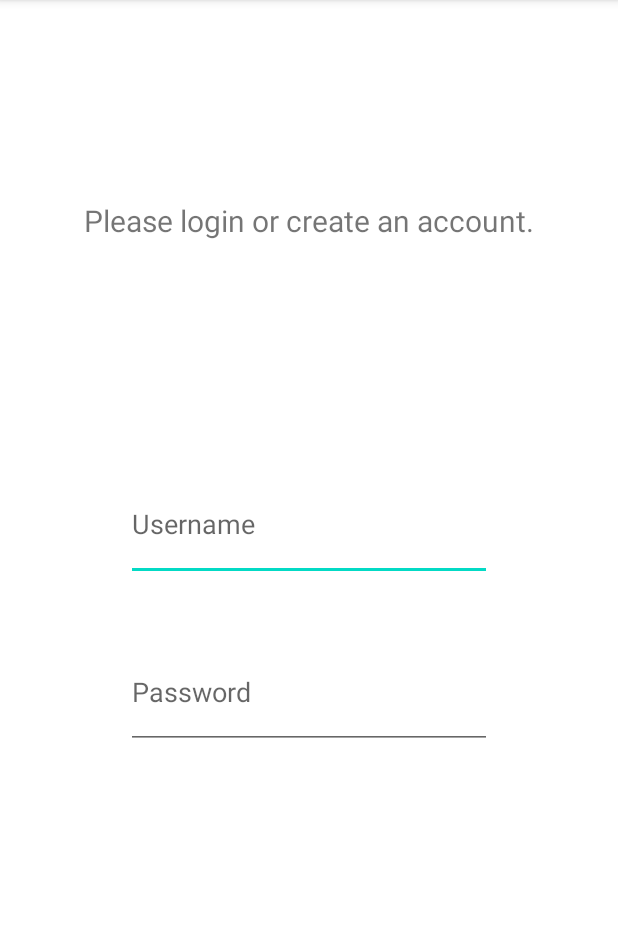
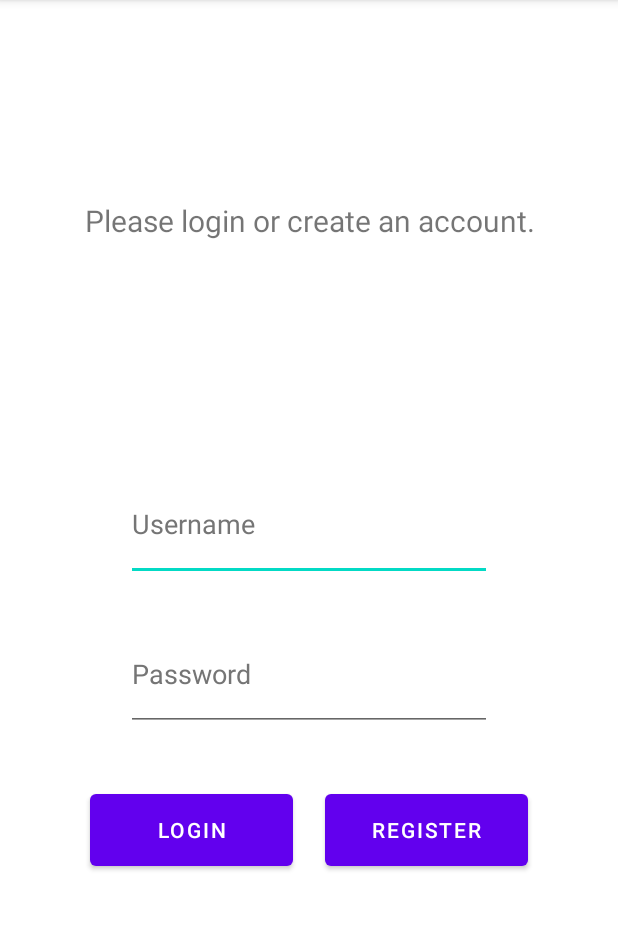
Before and after one commit to P-Burk/Inventory_Application, an Android app: the screen it shows after launch (MainActivity), on a phone screen of 412 x 824 dp, the part 84-1014 px from its top. Run offline under Robolectric (Android 15) with nearby library versions, the phone set to English and light mode, and no system bars.

Commit message:
configured buttons

```diff
--- a/app/src/main/res/layout/activity_main.xml
+++ b/app/src/main/res/layout/activity_main.xml
@@ -8,33 +8,33 @@
 
     <EditText
         android:id="@+id/editTextTextUserName"
-        android:hint="@string/userNameHint"
         android:layout_width="244dp"
         android:layout_height="75dp"
+        android:autofillHints="username"
         android:ems="10"
+        android:hint="@string/userNameHint"
+        android:inputType="textNoSuggestions"
+        android:textColorHint="#757575"
         app:layout_constraintBottom_toBottomOf="parent"
         app:layout_constraintEnd_toEndOf="parent"
         app:layout_constraintStart_toStartOf="parent"
         app:layout_constraintTop_toTopOf="parent"
-        app:layout_constraintVertical_bias="0.45"
-        android:autofillHints="username"
-        android:inputType="textNoSuggestions" />
+        app:layout_constraintVertical_bias="0.45" />
 
     <EditText
         android:id="@+id/editTextTextPassword"
-        android:hint="@string/passwordNameHint"
         android:layout_width="244dp"
         android:layout_height="75dp"
         android:autofillHints="password"
         android:ems="10"
+        android:hint="@string/passwordNameHint"
         android:inputType="textPassword"
+        android:textColorHint="#757575"
         app:layout_constraintBottom_toBottomOf="parent"
         app:layout_constraintEnd_toEndOf="parent"
         app:layout_constraintStart_toStartOf="parent"
         app:layout_constraintTop_toBottomOf="@id/editTextTextUserName"
-        app:layout_constraintVertical_bias="0.120000005" />
-
-
+        app:layout_constraintVertical_bias="0.07999998" />
 
     <TextView
         android:id="@+id/textView"
@@ -42,10 +42,39 @@
         android:layout_height="wrap_content"
         android:text="@string/loginRequestMsg"
         android:textSize="20sp"
+        android:gravity="center"
         app:layout_constraintBottom_toBottomOf="parent"
         app:layout_constraintEnd_toEndOf="parent"
         app:layout_constraintStart_toStartOf="parent"
         app:layout_constraintTop_toTopOf="parent"
         app:layout_constraintVertical_bias="0.18" />
 
+    <Button
+        android:id="@+id/loginButton"
+        android:layout_width="135dp"
+        android:layout_height="60dp"
+        android:layout_marginStart="54dp"
+        android:layout_marginTop="27dp"
+        android:layout_marginEnd="8dp"
+        android:layout_marginBottom="176dp"
+        android:text="@string/loginButtonTxt"
+        app:layout_constraintBottom_toBottomOf="parent"
+        app:layout_constraintEnd_toStartOf="@+id/registerButton"
+        app:layout_constraintStart_toStartOf="parent"
+        app:layout_constraintTop_toBottomOf="@+id/editTextTextPassword" />
+
+    <Button
+        android:id="@+id/registerButton"
+        android:layout_width="135dp"
+        android:layout_height="60dp"
+        android:layout_marginStart="8dp"
+        android:layout_marginTop="27dp"
+        android:layout_marginEnd="54dp"
+        android:layout_marginBottom="176dp"
+        android:text="@string/registerButtonTxt"
+        app:layout_constraintBottom_toBottomOf="parent"
+        app:layout_constraintEnd_toEndOf="parent"
+        app:layout_constraintStart_toEndOf="@+id/loginButton"
+        app:layout_constraintTop_toBottomOf="@+id/editTextTextPassword" />
+
 </androidx.constraintlayout.widget.ConstraintLayout>
--- a/app/src/main/res/values-night/strings.xml
+++ b/app/src/main/res/values-night/strings.xml
@@ -3,4 +3,5 @@
     <string name="loginRequestMsg">Please login or create an account.</string>
     <string name="userNameHint">Username</string>
     <string name="passwordNameHint">Password</string>
+    <string name="loginButtonTxt">Login</string>
 </resources>
--- a/app/src/main/res/values/strings.xml
+++ b/app/src/main/res/values/strings.xml
@@ -3,4 +3,6 @@
     <string name="loginRequestMsg">Please login or create an account.</string>
     <string name="userNameHint">Username</string>
     <string name="passwordNameHint">Password</string>
+    <string name="loginButtonTxt">Login</string>
+    <string name="registerButtonTxt">Register</string>
 </resources>
```
